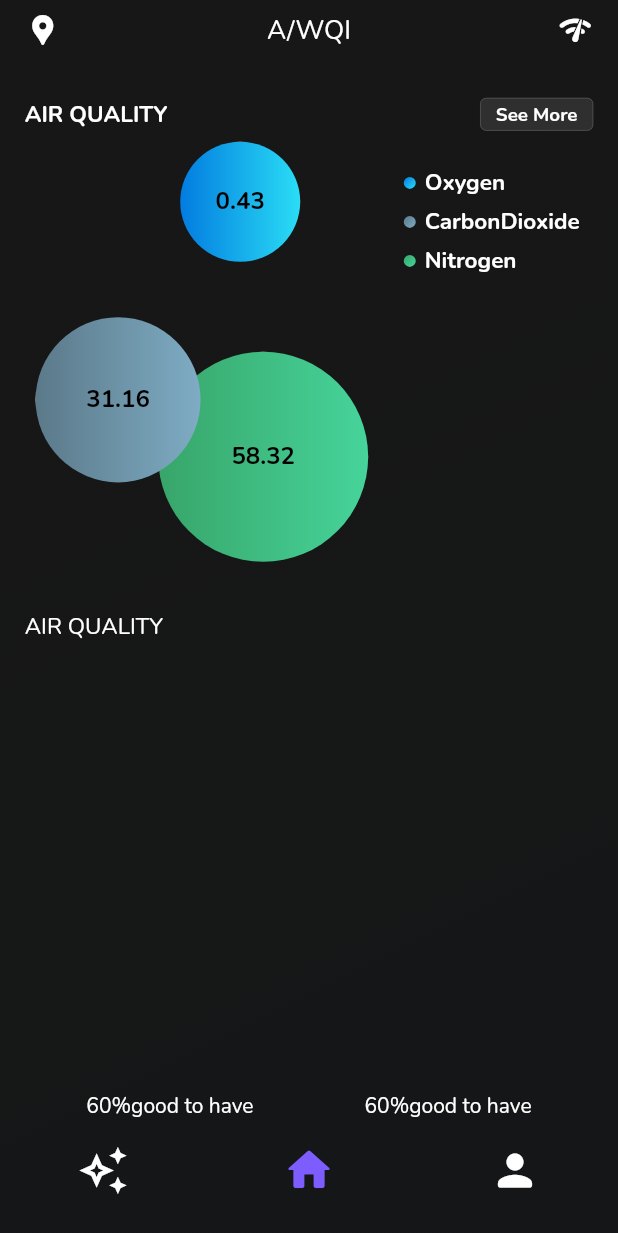
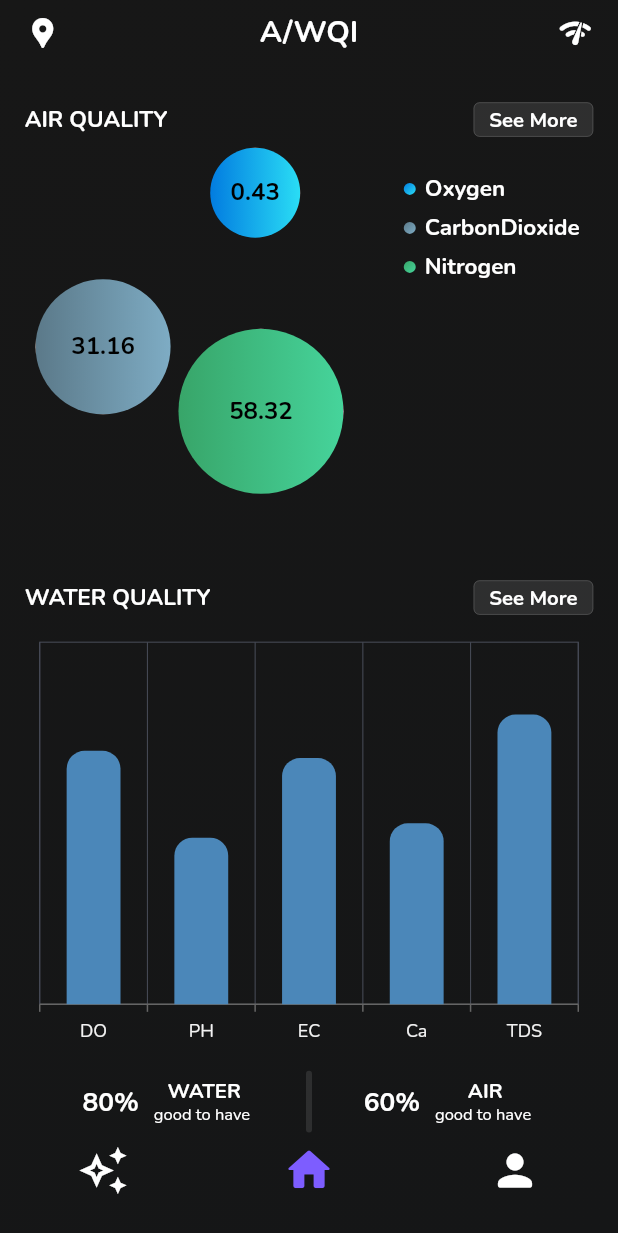
Before and after one commit to BharathrajN2004/Flutter.9.IC_SIH, a Flutter app: the Navigation screen opened directly, on a phone screen of 412 x 824 dp. Shown: the top 1233 px of the screen. Run offline on Flutter 3.47's test engine with Material 2 defaults, Android fonts, the phone set to English and light mode, and no system bars; our stand-ins replace firebase_auth, firebase_core, shared_preferences, syncfusion_flutter_charts; accounts and stored records are empty.

Commit message:
Done with my last commit

```diff
--- a/lib/Pages/Components/Common/Header.dart
+++ b/lib/Pages/Components/Common/Header.dart
@@ -12,7 +12,7 @@ class Header extends StatelessWidget {
     return Text(
       headerText.toUpperCase(),
       style: TextStyle(
-        fontSize: OBJ.subTextSize,
+        fontSize: OBJ.mediumTextSize,
         fontWeight: FontWeight.bold,
       ),
     );
--- a/lib/Pages/Components/Home/AirBubble.dart
+++ b/lib/Pages/Components/Home/AirBubble.dart
@@ -60,7 +60,7 @@ class _AirBubbleState extends State<AirBubble> {
   @override
   Widget build(BuildContext context) {
     CustomThemeData OBJ = CustomThemeData.from(context);
-    double bubbleRadius = min(widget.radius + 60, 140);
+    double bubbleRadius = min(widget.radius + 40, 110);
     return AnimatedContainer(
       duration: const Duration(seconds: 4),
       transform: _transformationMatrix,
--- a/lib/Pages/Components/Home/AirQualityContainer.dart
+++ b/lib/Pages/Components/Home/AirQualityContainer.dart
@@ -15,13 +15,27 @@ class AirQualityContainer extends StatefulWidget {
 
 class _AirQualityContainerState extends State<AirQualityContainer> {
   AIRBUBBLE? currentAirBubble;
+  void nullify() {
+    Future.delayed(
+      const Duration(seconds: 10),
+      () => setState(
+        () {
+          currentAirBubble = null;
+        },
+      ),
+    );
+  }
+
+  void initState (){
+    super.initState();
+  }
+
   @override
   Widget build(BuildContext context) {
     CustomThemeData OBJ = CustomThemeData.from(context);
     return Expanded(
       child: Container(
-        margin:
-            EdgeInsets.only(top: OBJ.height * 0.01, bottom: OBJ.height * 0.01),
+        margin: EdgeInsets.only(top: OBJ.height * 0.01),
         child: Row(
           crossAxisAlignment: CrossAxisAlignment.center,
           mainAxisAlignment: MainAxisAlignment.spaceBetween,
@@ -34,12 +48,12 @@ class _AirQualityContainerState extends State<AirQualityContainer> {
                 child: Stack(
                   children: [
                     Positioned(
-                      bottom: OBJ.height * 0.04,
-                      right: OBJ.width * 0.04,
+                      bottom: OBJ.height * 0.08,
+                      right: OBJ.width * 0.08,
                       child: GestureDetector(
                         onTap: () => setState(() {
                           currentAirBubble = AIRBUBBLE.Nitrogen;
-                          print(currentAirBubble.toString());
+                          nullify();
                         }),
                         child: AirBubble(
                           maxHeight: 25,
@@ -53,12 +67,12 @@ class _AirQualityContainerState extends State<AirQualityContainer> {
                       ),
                     ),
                     Positioned(
-                      bottom: OBJ.height * 0.06,
+                      bottom: OBJ.height * 0.1,
                       left: 0,
                       child: GestureDetector(
                         onTap: () => setState(() {
                           currentAirBubble = AIRBUBBLE.CarbonDioxide;
-                          print(currentAirBubble.toString());
+                          nullify();
                         }),
                         child: AirBubble(
                           maxHeight: -25,
@@ -77,7 +91,7 @@ class _AirQualityContainerState extends State<AirQualityContainer> {
                       child: GestureDetector(
                         onTap: () => setState(() {
                           currentAirBubble = AIRBUBBLE.Oxygen;
-                          print(currentAirBubble.toString());
+                          nullify();
                         }),
                         child: AirBubble(
                           maxHeight: -15,
@@ -96,7 +110,36 @@ class _AirQualityContainerState extends State<AirQualityContainer> {
             ),
             Expanded(
               flex: 1,
-              child: ListView(
+              child: currentAirBubble != null
+                  ? Padding(
+                      padding: EdgeInsets.only(top: OBJ.height * 0.01),
+                      child: Column(
+                        children: [
+                          ShaderMask(
+                            shaderCallback: (Rect rect) => LinearGradient(
+                                    colors: OBJ.airBubbleColors[AIRBUBBLE
+                                        .values[currentAirBubble!.index]]!)
+                                .createShader(rect),
+                            child: Text(
+                              AIRBUBBLE.values[currentAirBubble!.index].name
+                                  .toUpperCase(),
+                              style: TextStyle(
+                                fontWeight: FontWeight.w700,
+                                fontSize: OBJ.mediumTextSize,
+                              ),
+                            ),
+                          ),
+                          SizedBox(
+                            height: OBJ.height * 0.01,
+                          ),
+                          Text(
+                            "hello" + currentAirBubble.toString(),
+                            style: TextStyle(fontSize: OBJ.textSize),
+                          ),
+                        ],
+                      ),
+                    )
+                  : ListView(
                       physics: const BouncingScrollPhysics(),
                       padding: EdgeInsets.only(top: OBJ.height * 0.02),
                       children: List.generate(
@@ -116,8 +159,8 @@ class _AirQualityContainerState extends State<AirQualityContainer> {
                                   gradient: LinearGradient(
                                     begin: Alignment.topLeft,
                                     end: Alignment.bottomRight,
-                              colors:
-                                  OBJ.airBubbleColors[AIRBUBBLE.values[index]]!,
+                                    colors: OBJ.airBubbleColors[
+                                        AIRBUBBLE.values[index]]!,
                                   ),
                                 ),
                               ),
@@ -127,7 +170,8 @@ class _AirQualityContainerState extends State<AirQualityContainer> {
                                   overflow: TextOverflow.ellipsis,
                                   style: TextStyle(
                                     fontWeight: FontWeight.w600,
-                                fontSize: OBJ.subTextSize),
+                                    fontSize: OBJ.mediumTextSize,
+                                  ),
                                 ),
                               ),
                             ],
--- /dev/null
+++ b/lib/Pages/Components/Home/BaseInsightChild.dart
@@ -0,0 +1,52 @@
+import 'package:flutter/material.dart';
+
+import '../../../Utility/CustomTheme.dart';
+import '../../../Utility/StaticData.dart';
+
+class BaseInsightChild extends StatelessWidget {
+  const BaseInsightChild({
+    super.key,
+    required this.percentage,
+    required this.OBJ,
+    required this.check,
+  });
+  final AIR_OR_WATER check;
+  final int percentage;
+  final CustomThemeData OBJ;
+
+  @override
+  Widget build(BuildContext context) {
+    return Expanded(
+      child: Row(
+        mainAxisAlignment: MainAxisAlignment.center,
+        crossAxisAlignment: CrossAxisAlignment.center,
+        children: [
+          Text(
+            "$percentage%",
+            style: TextStyle(
+              fontWeight: FontWeight.bold,
+              fontSize: OBJ.headerTextSize,
+            ),
+          ),
+          const SizedBox(
+            width: 10,
+          ),
+          Column(
+            children: [
+              Text(
+                check.name.toUpperCase(),
+                style: TextStyle(
+                    fontWeight: FontWeight.w700, fontSize: OBJ.textSize),
+              ),
+              Text(
+                "good to have ",
+                style: TextStyle(
+                    fontWeight: FontWeight.w500, fontSize: OBJ.smallTextSize),
+              ),
+            ],
+          )
+        ],
+      ),
+    );
+  }
+}
--- /dev/null
+++ b/lib/Pages/Components/Home/BaseInsights.dart
@@ -0,0 +1,44 @@
+import 'package:flutter/material.dart';
+
+import '../../../Utility/CustomTheme.dart';
+import '../../../Utility/StaticData.dart';
+import 'BaseInsightChild.dart';
+
+class BaseInsights extends StatelessWidget {
+  final int WQIPercent;
+  final int AQIPercent;
+
+  const BaseInsights({
+    super.key,
+    required this.WQIPercent,
+    required this.AQIPercent,
+  });
+
+  @override
+  Widget build(BuildContext context) {
+    CustomThemeData OBJ = CustomThemeData.from(context);
+    return Container(
+      margin: EdgeInsets.only(
+          top: OBJ.height * 0.01,
+          left: OBJ.width * 0.01,
+          right: OBJ.width * 0.01),
+      child: Row(
+          mainAxisAlignment: MainAxisAlignment.spaceAround,
+          crossAxisAlignment: CrossAxisAlignment.center,
+          children: [
+            BaseInsightChild(
+                percentage: WQIPercent, OBJ: OBJ, check: AIR_OR_WATER.Water),
+            Container(
+              height: OBJ.height * 0.05,
+              width: 4,
+              decoration: BoxDecoration(
+                borderRadius: BorderRadius.circular(12),
+                color: OBJ.primaryColor.withOpacity(.1),
+              ),
+            ),
+            BaseInsightChild(
+                percentage: AQIPercent, OBJ: OBJ, check: AIR_OR_WATER.Air),
+          ]),
+    );
+  }
+}
--- a/lib/Pages/Home.dart
+++ b/lib/Pages/Home.dart
@@ -1,9 +1,11 @@
 import 'package:flutter/material.dart';
+import 'package:syncfusion_flutter_charts/charts.dart';
 
 import '../Utility/CustomTheme.dart';
 import '../Utility/StaticData.dart';
 import 'Components/Common/Header.dart';
 import 'Components/Home/AirQualityContainer.dart';
+import 'Components/Home/BaseInsights.dart';
 import 'Components/Home/SeeMore.dart';
 
 class Home extends StatelessWidget {
@@ -11,7 +13,18 @@ class Home extends StatelessWidget {
 
   @override
   Widget build(BuildContext context) {
+    final List<ChartData> chartData = [
+      ChartData(WATER_COMPONENT.DO, 35),
+      ChartData(WATER_COMPONENT.PH, 23),
+      ChartData(WATER_COMPONENT.EC, 34),
+      ChartData(WATER_COMPONENT.Ca, 25),
+      ChartData(WATER_COMPONENT.TDS, 40)
+    ];
     CustomThemeData OBJ = CustomThemeData.from(context);
+    return StreamBuilder(
+      stream: null,
+      builder: (context, snapshot) {
+        // do this here
         return Column(
           children: [
             Container(
@@ -23,83 +36,67 @@ class Home extends StatelessWidget {
                   Icon(StaticData.location.icon!),
                   Text(
                     "A/WQI",
-                style: TextStyle(fontSize: OBJ.headerTextSize),
+                    style: TextStyle(
+                        fontSize: OBJ.largeHeaderTextSize,
+                        fontWeight: FontWeight.bold),
                   ),
-              Icon(StaticData.network.icon!)
+                  Icon(StaticData.network.icon!),
                 ],
               ),
             ),
             Row(
               mainAxisAlignment: MainAxisAlignment.spaceBetween,
               crossAxisAlignment: CrossAxisAlignment.center,
-          children: [Header(headerText: "air quality"), SeeMore(fun: () {})],
+              children: [
+                const Header(headerText: "air quality"),
+                SeeMore(fun: () {})
+              ],
             ),
             AirQualityContainer(values: StaticData.airBubbleValues),
+            Row(
+              mainAxisAlignment: MainAxisAlignment.spaceBetween,
+              crossAxisAlignment: CrossAxisAlignment.center,
+              children: [
+                const Header(headerText: "water quality"),
+                SeeMore(fun: () {})
+              ],
+            ),
             Expanded(
               child: Container(
-            child: Column(
-              crossAxisAlignment: CrossAxisAlignment.start,
-              mainAxisAlignment: MainAxisAlignment.spaceBetween,
-              children: [
-                Text(
-                  "AIR QUALITY",
-                  style: TextStyle(fontSize: OBJ.subTextSize),
-                ),
-                SizedBox(
-                  height: OBJ.height * 0.01,
-                ),
-                Row(
-                  children: [
-                    Expanded(
-                      flex: 2,
-                      child: Container(
-                        color: Colors.red,
+                margin: EdgeInsets.only(top: OBJ.height * 0.01),
+                child: SfCartesianChart(
+                  enableAxisAnimation: true,
+                  primaryYAxis: NumericAxis(isVisible: false),
+                  primaryXAxis: CategoryAxis(),
+                  series: <ChartSeries<ChartData, String>>[
+                    ColumnSeries<ChartData, String>(
+                      dataSource: chartData,
+                      xValueMapper: (ChartData data, _) => data.component.name,
+                      yValueMapper: (ChartData data, _) => data.value,
+                      width: .5,
+                      // Sets the corner radius
+                      borderRadius: const BorderRadius.only(
+                        topLeft: Radius.circular(12),
+                        topRight: Radius.circular(12),
                       ),
                     ),
-                    Expanded(
-                      flex: 2,
-                      child: Container(
-                        color: Colors.blue,
-                      ),
-                    )
-                  ],
-                )
                   ],
                 ),
               ),
             ),
-        Container(
-          child: Row(
-              mainAxisAlignment: MainAxisAlignment.spaceAround,
-              crossAxisAlignment: CrossAxisAlignment.center,
-              children: [
-                Expanded(
-                  child: Container(
-                    margin: EdgeInsets.only(
-                      bottom: OBJ.height * 0.01,
-                      left: OBJ.width * 0.01,
-                    ),
-                    child: Row(
-                      mainAxisAlignment: MainAxisAlignment.center,
-                      crossAxisAlignment: CrossAxisAlignment.center,
-                      children: [Text("60%"), Text("good to have")],
-                    ),
-                  ),
-                ),
-                Expanded(
-                  child: Container(
-                    margin: EdgeInsets.only(
-                        bottom: OBJ.height * 0.01, right: OBJ.width * 0.01),
-                    child: Row(
-                      mainAxisAlignment: MainAxisAlignment.center,
-                      crossAxisAlignment: CrossAxisAlignment.center,
-                      children: [Text("60%"), Text("good to have")],
-                    ),
-                  ),
-                ),
-              ]),
-        ),
+            BaseInsights(AQIPercent: 60, WQIPercent: 80),
           ],
         );
       }
+    );
   }
+}
+
+class ChartData {
+  ChartData(
+    this.component,
+    this.value,
+  );
+  final WATER_COMPONENT component;
+  final double value;
+}
--- a/lib/Pages/Navigation.dart
+++ b/lib/Pages/Navigation.dart
@@ -57,7 +57,8 @@ class _NavigationState extends State<Navigation> {
               index: index,
               children: widgetList,
             ),
-        )),
+          ),
+        ),
       ),
     );
   }
--- a/lib/Utility/CustomTheme.dart
+++ b/lib/Utility/CustomTheme.dart
@@ -12,9 +12,12 @@ class CustomThemeData {
   final double topPadding;
   final double harizontalPadding;
 
+  final double smallTextSize;
+  final double mediumTextSize;
   final double textSize;
-  final double subTextSize;
+  final double subHeaderTextSize;
   final double headerTextSize;
+  final double largeHeaderTextSize;
 
   final Color primaryColor;
   final Color secondaryColor;
@@ -31,8 +34,11 @@ class CustomThemeData {
     required this.topPadding,
     required this.harizontalPadding,
     required this.textSize,
-    required this.subTextSize,
+    required this.subHeaderTextSize,
     required this.headerTextSize,
+    required this.smallTextSize,
+    required this.mediumTextSize,
+    required this.largeHeaderTextSize,
     required this.primaryColor,
     required this.secondaryColor,
     required this.mainGradient,
@@ -52,8 +58,11 @@ class CustomThemeData {
     double topPadding = height * 0.01;
     double harizontalPadding = width * 0.04;
 
-    double textSize = aspectRatio * 25;
-    double subTextSize = aspectRatio * 30;
+    double smallTextSize = aspectRatio * 22;
+    double mediumTextSize = aspectRatio * 30;
+    double textSize = aspectRatio * 27;
+    double largeHeaderTextSize = aspectRatio * 40;
+    double subHeaderTextSize = aspectRatio * 32;
     double headerTextSize = aspectRatio * 35;
 
     Color primaryColor = provider.isDark ? Colors.white : Colors.black87;
@@ -64,7 +73,7 @@ class CustomThemeData {
       end: Alignment.bottomRight,
       colors: provider.isDark
           ? const [Color(0xFF171717), Color(0xFF151617)]
-          : const [Color(0xFFEFECE9), Color(0xFFEFECE9)],
+          : const [Color.fromARGB(255, 252, 253, 255), Color.fromARGB(255, 255, 255, 255)],
     );
     Color iconColor = provider.isDark ? Colors.white : const Color(0xFFAEADAD);
     Color activeIconColor =
@@ -91,8 +100,11 @@ class CustomThemeData {
       height: height,
       width: width,
       textSize: textSize,
-      subTextSize: subTextSize,
+      subHeaderTextSize: subHeaderTextSize,
       headerTextSize: headerTextSize,
+      smallTextSize: smallTextSize,
+      mediumTextSize: mediumTextSize,
+      largeHeaderTextSize: largeHeaderTextSize,
       topPadding: topPadding,
       harizontalPadding: harizontalPadding,
       primaryColor: primaryColor,
--- a/lib/Utility/StaticData.dart
+++ b/lib/Utility/StaticData.dart
@@ -1,6 +1,10 @@
 import 'package:flutter/material.dart';
 
 enum AIRBUBBLE { Oxygen, CarbonDioxide, Nitrogen }
+
+enum AIR_OR_WATER { Air, Water }
+
+enum WATER_COMPONENT { TDS, DO, PH, EC, Ca }
 
 class StaticData {
   static const Icon eco = Icon(Icons.eco);
```
Lines whose indentation alone changed are shown as unchanged.
